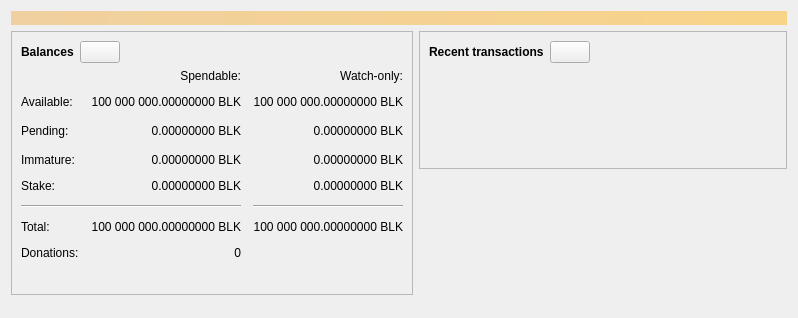
Old version of the form src/qt/forms/overviewpage.ui in the repository watsoncoders/Pavnetwork.
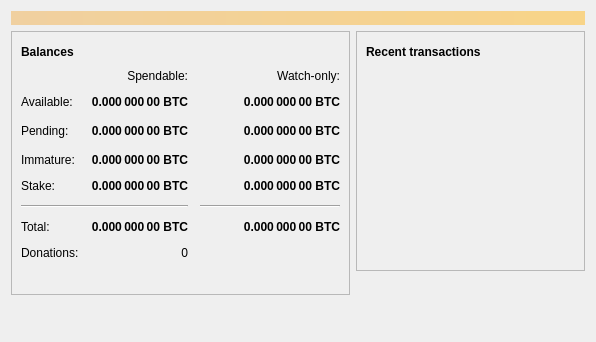
New version of the form. Icons and pictures are not drawn. Custom widgets are drawn as their Qt base class.

The edit to the form file:
```diff
--- a/src/qt/forms/overviewpage.ui
+++ b/src/qt/forms/overviewpage.ui
@@ -6,8 +6,8 @@
    <rect>
     <x>0</x>
     <y>0</y>
-    <width>798</width>
-    <height>318</height>
+    <width>596</width>
+    <height>342</height>
    </rect>
   </property>
   <property name="windowTitle">
@@ -68,12 +68,12 @@
               </property>
               <property name="maximumSize">
                <size>
-                <width>45</width>
+                <width>30</width>
                 <height>16777215</height>
                </size>
               </property>
               <property name="toolTip">
-               <string>The displayed information may be out of date. Your wallet automatically synchronizes with the Blackcoin network after a connection is established, but this process has not completed yet.</string>
+               <string>The displayed information may be out of date. Your wallet automatically synchronizes with the Pavcoin network after a connection is established, but this process has not completed yet.</string>
               </property>
               <property name="text">
                <string/>
@@ -89,6 +89,9 @@
                 <height>24</height>
                </size>
               </property>
+              <property name="flat">
+               <bool>true</bool>
+              </property>
              </widget>
             </item>
             <item>
@@ -113,6 +116,12 @@
             </property>
             <item row="2" column="2">
              <widget class="QLabel" name="labelWatchPending">
+              <property name="font">
+               <font>
+                <weight>75</weight>
+                <bold>true</bold>
+               </font>
+              </property>
               <property name="cursor">
                <cursorShape>IBeamCursor</cursorShape>
               </property>
@@ -120,7 +129,7 @@
                <string>Unconfirmed transactions to watch-only addresses</string>
               </property>
               <property name="text">
-               <string notr="true">0.00000000 BLK</string>
+               <string notr="true">0.000 000 00 BTC</string>
               </property>
               <property name="alignment">
                <set>Qt::AlignRight|Qt::AlignTrailing|Qt::AlignVCenter</set>
@@ -132,6 +141,12 @@
             </item>
             <item row="2" column="1">
              <widget class="QLabel" name="labelUnconfirmed">
+              <property name="font">
+               <font>
+                <weight>75</weight>
+                <bold>true</bold>
+               </font>
+              </property>
               <property name="cursor">
                <cursorShape>IBeamCursor</cursorShape>
               </property>
@@ -139,7 +154,7 @@
                <string>Total of transactions that have yet to be confirmed, and do not yet count toward the spendable balance</string>
               </property>
               <property name="text">
-               <string notr="true">0.00000000 BLK</string>
+               <string notr="true">0.000 000 00 BTC</string>
               </property>
               <property name="alignment">
                <set>Qt::AlignRight|Qt::AlignTrailing|Qt::AlignVCenter</set>
@@ -151,6 +166,12 @@
             </item>
             <item row="3" column="2">
              <widget class="QLabel" name="labelWatchImmature">
+              <property name="font">
+               <font>
+                <weight>75</weight>
+                <bold>true</bold>
+               </font>
+              </property>
               <property name="cursor">
                <cursorShape>IBeamCursor</cursorShape>
               </property>
@@ -158,7 +179,7 @@
                <string>Mined balance in watch-only addresses that has not yet matured</string>
               </property>
               <property name="text">
-               <string notr="true">0.00000000 BLK</string>
+               <string notr="true">0.000 000 00 BTC</string>
               </property>
               <property name="alignment">
                <set>Qt::AlignRight|Qt::AlignTrailing|Qt::AlignVCenter</set>
@@ -203,6 +224,12 @@
             </item>
             <item row="3" column="1">
              <widget class="QLabel" name="labelImmature">
+              <property name="font">
+               <font>
+                <weight>75</weight>
+                <bold>true</bold>
+               </font>
+              </property>
               <property name="cursor">
                <cursorShape>IBeamCursor</cursorShape>
               </property>
@@ -210,7 +237,7 @@
                <string>Mined balance that has not yet matured</string>
               </property>
               <property name="text">
-               <string notr="true">0.00000000 BLK</string>
+               <string notr="true">0.000 000 00 BTC</string>
               </property>
               <property name="alignment">
                <set>Qt::AlignRight|Qt::AlignTrailing|Qt::AlignVCenter</set>
@@ -242,6 +269,12 @@
             </item>
             <item row="6" column="1">
              <widget class="QLabel" name="labelTotal">
+              <property name="font">
+               <font>
+                <weight>75</weight>
+                <bold>true</bold>
+               </font>
+              </property>
               <property name="cursor">
                <cursorShape>IBeamCursor</cursorShape>
               </property>
@@ -249,7 +282,7 @@
                <string>Your current total balance</string>
               </property>
               <property name="text">
-               <string notr="true">100 000 000.00000000 BLK</string>
+               <string notr="true">0.000 000 00 BTC</string>
               </property>
               <property name="alignment">
                <set>Qt::AlignRight|Qt::AlignTrailing|Qt::AlignVCenter</set>
@@ -261,6 +294,12 @@
             </item>
             <item row="6" column="2">
              <widget class="QLabel" name="labelWatchTotal">
+              <property name="font">
+               <font>
+                <weight>75</weight>
+                <bold>true</bold>
+               </font>
+              </property>
               <property name="cursor">
                <cursorShape>IBeamCursor</cursorShape>
               </property>
@@ -268,7 +307,7 @@
                <string>Current total balance in watch-only addresses</string>
               </property>
               <property name="text">
-               <string notr="true">100 000 000.00000000 BLK</string>
+               <string notr="true">0.000 000 00 BTC</string>
               </property>
               <property name="alignment">
                <set>Qt::AlignRight|Qt::AlignTrailing|Qt::AlignVCenter</set>
@@ -291,7 +330,7 @@
                <cursorShape>IBeamCursor</cursorShape>
               </property>
               <property name="toolTip">
-               <string>Total donations to the Blackcoin team</string>
+               <string>Total donations to the Pavcoin team</string>
               </property>
               <property name="text">
                <string>0</string>
@@ -323,6 +362,12 @@
             </item>
             <item row="1" column="1">
              <widget class="QLabel" name="labelBalance">
+              <property name="font">
+               <font>
+                <weight>75</weight>
+                <bold>true</bold>
+               </font>
+              </property>
               <property name="cursor">
                <cursorShape>IBeamCursor</cursorShape>
               </property>
@@ -330,7 +375,7 @@
                <string>Your current spendable balance</string>
               </property>
               <property name="text">
-               <string notr="true">100 000 000.00000000 BLK</string>
+               <string notr="true">0.000 000 00 BTC</string>
               </property>
               <property name="alignment">
                <set>Qt::AlignRight|Qt::AlignTrailing|Qt::AlignVCenter</set>
@@ -342,6 +387,12 @@
             </item>
             <item row="1" column="2">
              <widget class="QLabel" name="labelWatchAvailable">
+              <property name="font">
+               <font>
+                <weight>75</weight>
+                <bold>true</bold>
+               </font>
+              </property>
               <property name="cursor">
                <cursorShape>IBeamCursor</cursorShape>
               </property>
@@ -349,7 +400,7 @@
                <string>Your current balance in watch-only addresses</string>
               </property>
               <property name="text">
-               <string notr="true">100 000 000.00000000 BLK</string>
+               <string notr="true">0.000 000 00 BTC</string>
               </property>
               <property name="alignment">
                <set>Qt::AlignRight|Qt::AlignTrailing|Qt::AlignVCenter</set>
@@ -385,14 +436,14 @@
             </item>
             <item row="4" column="1">
              <widget class="QLabel" name="labelStake">
-              <property name="cursor">
-               <cursorShape>IBeamCursor</cursorShape>
-              </property>
-              <property name="toolTip">
-               <string>Your current staking balance</string>
+              <property name="font">
+               <font>
+                <weight>75</weight>
+                <bold>true</bold>
+               </font>
               </property>
               <property name="text">
-               <string notr="true">0.00000000 BLK</string>
+               <string>0.000 000 00 BTC</string>
               </property>
               <property name="alignment">
                <set>Qt::AlignRight|Qt::AlignTrailing|Qt::AlignVCenter</set>
@@ -404,14 +455,14 @@
             </item>
             <item row="4" column="2">
              <widget class="QLabel" name="labelWatchStake">
-              <property name="cursor">
-               <cursorShape>IBeamCursor</cursorShape>
-              </property>
-              <property name="toolTip">
-               <string>Your current staking balance in watch-only addresses</string>
+              <property name="font">
+               <font>
+                <weight>75</weight>
+                <bold>true</bold>
+               </font>
               </property>
               <property name="text">
-               <string notr="true">0.00000000 BLK</string>
+               <string>0.000 000 00 BTC</string>
               </property>
               <property name="alignment">
                <set>Qt::AlignRight|Qt::AlignTrailing|Qt::AlignVCenter</set>
@@ -503,12 +554,12 @@
               </property>
               <property name="maximumSize">
                <size>
-                <width>45</width>
+                <width>30</width>
                 <height>16777215</height>
                </size>
               </property>
               <property name="toolTip">
-               <string>The displayed information may be out of date. Your wallet automatically synchronizes with the Blackcoin network after a connection is established, but this process has not completed yet.</string>
+               <string>The displayed information may be out of date. Your wallet automatically synchronizes with the Pavcoin network after a connection is established, but this process has not completed yet.</string>
               </property>
               <property name="text">
                <string/>
@@ -524,6 +575,9 @@
                 <height>24</height>
                </size>
               </property>
+              <property name="flat">
+               <bool>true</bool>
+              </property>
              </widget>
             </item>
             <item>
@@ -542,7 +596,7 @@
            </layout>
           </item>
           <item>
-           <widget class="TransactionOverviewWidget" name="listTransactions">
+           <widget class="QListView" name="listTransactions">
             <property name="styleSheet">
              <string notr="true">QListView { background: transparent; }</string>
             </property>
@@ -555,15 +609,9 @@
             <property name="horizontalScrollBarPolicy">
              <enum>Qt::ScrollBarAlwaysOff</enum>
             </property>
-            <property name="sizeAdjustPolicy">
-             <enum>QAbstractScrollArea::AdjustToContents</enum>
-            </property>
             <property name="selectionMode">
              <enum>QAbstractItemView::NoSelection</enum>
             </property>
-            <property name="uniformItemSizes">
-             <bool>true</bool>
-            </property>
            </widget>
           </item>
          </layout>
@@ -588,13 +636,6 @@
    </item>
   </layout>
  </widget>
- <customwidgets>
-  <customwidget>
-   <class>TransactionOverviewWidget</class>
-   <extends>QListView</extends>
-   <header>qt/transactionoverviewwidget.h</header>
-  </customwidget>
- </customwidgets>
  <resources/>
  <connections/>
 </ui>
```
